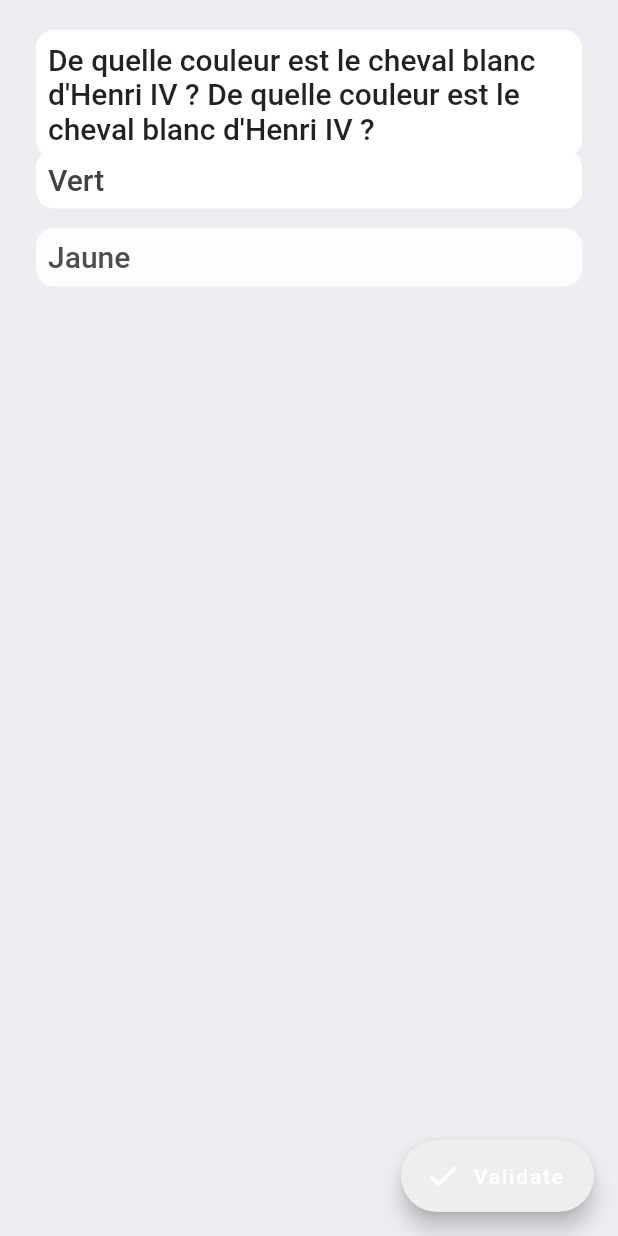
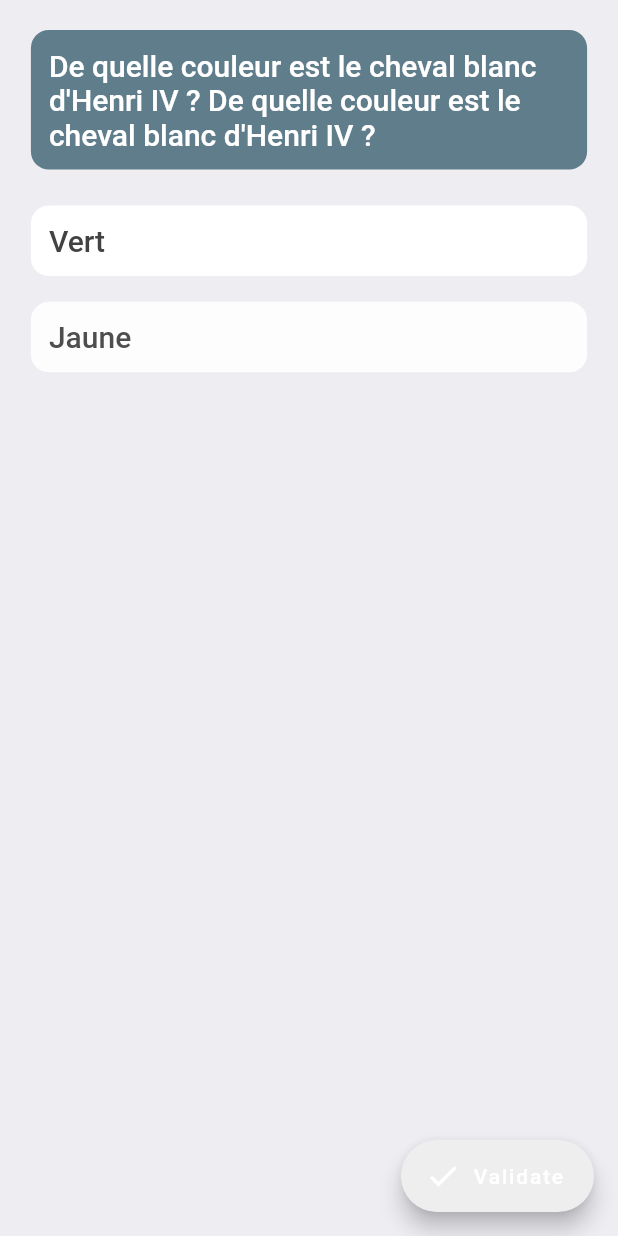
Before and after one commit to rxlabz/animated_quizz, a Flutter app: the screen it shows after launch, after a tap on "Start", on a phone screen of 412 x 824 dp. Run offline on Flutter 3.47's test engine with Material 2 defaults, Android fonts, the phone set to English and light mode, and no system bars.

```diff
--- a/lib/animation_controller/question_player_screen.dart
+++ b/lib/animation_controller/question_player_screen.dart
@@ -1,10 +1,12 @@
-import 'package:animated_qcm/utils.dart';
 import 'package:flutter/foundation.dart';
 import 'package:flutter/material.dart';
 
 import '../question.dart';
+import '../utils.dart';
 import 'question_view.dart';
 
+/// widget d'affichage d'une série de [questions]
+/// renvoie le score(%) via [onComplete]
 class QuestionPlayerScreen extends StatefulWidget {
   final List<Question<String, String>> questions;
   final ValueChanged<double> onComplete;
@@ -17,10 +19,15 @@ class QuestionPlayerScreen extends StatefulWidget {
 }
 
 class _QuestionPlayerScreenState extends State<QuestionPlayerScreen> {
+  /// clé global du widget d'animation de la question
+  /// utilisé pour lancer l'animation de sortie avant de passer à une nouvelle
+  /// question
   final pageKey = GlobalKey<AnimatedQuestionWidgetState>();
 
+  /// selection de l'utilisateur
   final List<String> selection = [];
 
+  /// status de la question => [ItemStatus] none, correct, incorrect
   ItemStatus questionStatus;
 
   int questionIndex;
@@ -43,7 +50,7 @@ class _QuestionPlayerScreenState extends State<QuestionPlayerScreen> {
         color = Colors.lime;
         break;
       case ItemStatus.incorrect:
-        color = Colors.deepOrangeAccent;
+        color = Colors.amberAccent;
         break;
     }
     return color;
@@ -63,27 +70,45 @@ class _QuestionPlayerScreenState extends State<QuestionPlayerScreen> {
   @override
   Widget build(BuildContext context) {
     return Scaffold(
-      backgroundColor: _backgroundColor,
       floatingActionButton: _buildFAB(),
       body: SafeArea(
         bottom: false,
-        child: AnimatedQuestionWidget(
+        child: Stack(
+          children: <Widget>[
+            SizedBox.expand(
+                child: AnimatedContainer(
+              duration: duration500,
+              color: _backgroundColor,
+            )),
+            AnimatedQuestionWidget(
                 key: pageKey,
-            delay: questionIndex == 0 ? duration500 : Duration.zero,
+                delay: questionIndex == 0 ? duration500 : duration150,
                 question: widget.questions[questionIndex],
                 checked: checked,
-            onValidate: _onQuestionValidated,
                 onFadeoutComplete: _onFadeoutComplete,
                 selection: selection,
                 onSelection: _onSelection),
+          ],
+        ),
       ),
     );
   }
 
-  void _onQuestionValidated() {
-    print('_QuestionPlayerScreenState._onQuestionValidated... ');
+  Widget _buildFAB() {
+    final buttonLabel = checked ? (complete ? 'Next' : 'End') : 'Validate';
+    return FloatingActionButton.extended(
+        onPressed:
+            selection.isNotEmpty ? (checked ? _onNext : _validate) : null,
+        icon: Icon(Icons.check),
+        backgroundColor: selection.isNotEmpty
+            ? (checked ? Colors.lightGreen.shade600 : Colors.pink.shade600)
+            : Colors.grey.shade200,
+        label: Text(buttonLabel));
   }
 
+  /// à la selection d'une proposition
+  /// remplace la selection si !allowMultipleSelection
+  /// sinon ajoute|supprime à la selection
   void _onSelection(String prop) {
     setState(() {
       if (!currentQuestion.allowMultipleSelection)
@@ -98,18 +123,21 @@ class _QuestionPlayerScreenState extends State<QuestionPlayerScreen> {
     });
   }
 
+  /// lancement de l'anim de sortie avant navigation
   void _onNext() {
     setState(() {
       pageKey.currentState.reverse();
     });
   }
 
+  /// à la fin de l'animation de sortie
   void _onFadeoutComplete() {
     setState(() {
       selection.clear();
       questionStatus = ItemStatus.none;
       checked = false;
 
+      // si toutes les questions ont été visualisées
       if (questionIndex == widget.questions.length - 1) {
         widget.onComplete(_finalScore);
         return;
@@ -119,30 +147,19 @@ class _QuestionPlayerScreenState extends State<QuestionPlayerScreen> {
     });
   }
 
+  /// vérifie si selection est égale à solution
   void _validate() {
-    final isCorrect = listEquals(
-        currentQuestion.solution.toList(growable: false)..sort(),
-        selection
+    final solutions = currentQuestion.solution.toList(growable: false)..sort();
+    final userSelection = selection
         .map((p) =>
             currentQuestion.propositions.toList(growable: false).indexOf(p))
         .toList(growable: false)
-              ..sort());
+          ..sort();
+    final isCorrect = listEquals(solutions, userSelection);
     setState(() {
       questionStatus = isCorrect ? ItemStatus.correct : ItemStatus.incorrect;
       _score += isCorrect ? 1 : 0;
       checked = true;
     });
   }
-
-  Widget _buildFAB() {
-    final buttonLabel = checked ? (complete ? 'Next' : 'End') : 'Validate';
-    return FloatingActionButton.extended(
-        onPressed:
-            selection.isNotEmpty ? (checked ? _onNext : _validate) : null,
-        icon: Icon(Icons.check),
-        backgroundColor: selection.isNotEmpty
-            ? (checked ? Colors.lightGreen.shade600 : Colors.cyan.shade600)
-            : Colors.grey.shade200,
-        label: Text(buttonLabel));
 }
-}
--- a/lib/animation_controller/question_view.dart
+++ b/lib/animation_controller/question_view.dart
@@ -7,13 +7,14 @@ import '../question.dart';
 import '../utils.dart';
 import 'ui_blocs.dart';
 
+const _hPaddingRatio = 20.0;
+
 class AnimatedQuestionWidget extends StatefulWidget {
   final Question question;
   final List<String> selection;
 
   final bool checked;
 
-  final VoidCallback onValidate;
   final VoidCallback onFadeoutComplete;
   final ValueChanged<String> onSelection;
 
@@ -24,7 +25,6 @@ class AnimatedQuestionWidget extends StatefulWidget {
     this.delay = Duration.zero,
     this.question,
     this.checked,
-    this.onValidate,
     this.onFadeoutComplete,
     this.selection,
     this.onSelection,
@@ -59,9 +59,13 @@ class AnimatedQuestionWidgetState extends State<AnimatedQuestionWidget>
 
   final forwardDuration = Duration(seconds: 1, milliseconds: 500);
 
+  final double questionBottomMargin = 24.0;
+
+  final double blocPadding = 12.0;
+
   void reverse() {
     _animController
-      ..duration = duration500
+      ..duration = duration1s
       ..addStatusListener(onReversed)
       ..reverse();
   }
@@ -88,15 +92,10 @@ class AnimatedQuestionWidgetState extends State<AnimatedQuestionWidget>
     super.initState();
     _animController =
         AnimationController(vsync: this, duration: forwardDuration);
-
-    _initQuestionAnim();
-
-    _initPropsAnims();
-
     Future.delayed(widget.delay, _animController.forward);
   }
 
-  void _initQuestionAnim() {
+  void _initQuestionAnim(double textHeight) {
     questionPosition = Tween(begin: questionTopStart, end: questionTopEnd)
         .animate(CurvedAnimation(
             parent: _animController,
@@ -106,15 +105,32 @@ class AnimatedQuestionWidgetState extends State<AnimatedQuestionWidget>
         curve: Interval(0.0, 0.25, curve: Curves.ease)));
   }
 
-  void _initPropsAnims() {
-    propositionPositions = enumerate(widget.question.propositions)
-        .map((item) => _buildAnimation(
-              begin: offsetYStart + (item.index * 60.0),
-              end: offsetYEnd + (item.index * 40.0),
+  void _initPropsAnims(
+      double questionHeight, TextStyle style, double deviceWidth) {
+    final propositionHeights = widget.question.propositions.map((p) {
+      final height =
+          computeTextHeight(text: p, style: style, width: deviceWidth) +
+              blocPadding * 2 +
+              blocPadding / 2;
+      return height;
+    }).toList(growable: false);
+
+    propositionPositions = enumerate(widget.question.propositions).map((item) {
+      final propositionTopOffset = questionHeight +
+          questionTopEnd +
+          blocPadding * 2 +
+          questionBottomMargin;
+
+      return _buildAnimation(
+        begin: propositionTopOffset +
+            sum(values: propositionHeights, endIndex: item.index) +
+            150,
+        end: propositionTopOffset +
+            sum(values: propositionHeights, endIndex: item.index),
         intervalBegin: intervals[item.index + 1][0],
         intervalEnd: intervals[item.index + 1][1],
-            ))
-        .toList(growable: false);
+      );
+    }).toList(growable: false);
     propositionOpacities = enumerate(widget.question.propositions)
         .map((item) => _buildAnimation(
               begin: 0.0,
@@ -151,39 +167,60 @@ class AnimatedQuestionWidgetState extends State<AnimatedQuestionWidget>
 
   @override
   Widget build(BuildContext context) {
+    final size = MediaQuery.of(context).size;
+    final textStyle = Theme.of(context).textTheme.title;
     return AnimatedBuilder(
       animation: _animController,
-      builder: _buildQuestionView,
+      builder: (_, __) => _buildQuestionView(textStyle),
     );
   }
 
-  Widget _buildQuestionView(BuildContext context, Widget child) {
+  Widget _buildQuestionView(TextStyle style) {
     return Stack(
-      children: _buildAnimatedWidgets(),
+      children: _buildAnimatedWidgets(style),
     );
   }
 
-  _buildAnimatedWidgets() {
+  List<Widget> _buildAnimatedWidgets(TextStyle style) {
+    final question = widget.question.label;
+    final size = MediaQuery.of(context).size;
+    final hPadding = size.width / _hPaddingRatio;
+
+    final blocWidth = size.width - hPadding * 2 - blocPadding * 2;
+    final questionHeight =
+        computeTextHeight(text: question, style: style, width: blocWidth);
+    _initQuestionAnim(questionHeight);
+    _initPropsAnims(questionHeight, style, blocWidth);
+
     final props = widget.question.propositions.toList();
+    final textStyle = Theme.of(context).textTheme.title;
     return <Widget>[
       AnimatedBloc(
           opacity: questionOpacity.value,
-          left: 24.0,
-          right: 24.0,
+          left: hPadding,
+          right: hPadding,
           top: questionPosition.value,
-          child: QuestionBloc(question: widget.question.label)),
+          child: TextBloc(
+            text: question,
+            style: textStyle.copyWith(color: Colors.white),
+            padding: blocPadding,
+            backgroundColor: Colors.blueGrey,
+          )),
     ]..addAll(enumerate(props).map((p) {
         final prop = props[p.index];
         return AnimatedBloc(
           opacity: propositionOpacities[p.index].value,
-            left: 24.0,
-            right: 24.0,
+          left: hPadding,
+          right: hPadding,
           top: propositionPositions[p.index].value,
           child: PropBloc(
             prop: prop,
             selected: widget.selection.contains(prop),
+            padding: blocPadding,
+            style: textStyle,
             onSelection: widget.onSelection,
-            ));
+          ),
+        );
       }).toList(growable: false));
   }
 }
--- a/lib/animation_controller/ui_blocs.dart
+++ b/lib/animation_controller/ui_blocs.dart
@@ -33,15 +33,30 @@ class AnimatedBloc extends StatelessWidget {
   }
 }
 
-class QuestionBloc extends StatelessWidget {
-  final String question;
+class TextBloc extends StatelessWidget {
+  final String text;
+  final TextStyle style;
+  final double padding;
 
-  const QuestionBloc({Key key, this.question}) : super(key: key);
+  final Color backgroundColor;
+
+  const TextBloc(
+      {Key key,
+      @required this.text,
+      this.style,
+      this.padding,
+      this.backgroundColor})
+      : super(key: key);
 
   @override
   Widget build(BuildContext context) {
-    final style = Theme.of(context).textTheme.title;
-    return roundedContainer(child: Text(question, style: style));
+    final textStyle = style != null ? style : Theme.of(context).textTheme.title;
+    return LayoutBuilder(builder: (context, constraints) {
+      return roundedContainer(
+          child: Text(text, style: textStyle),
+          backgroundColor: backgroundColor,
+          padding: padding);
+    });
   }
 }
 
@@ -50,20 +65,28 @@ class PropBloc extends StatelessWidget {
 
   final bool selected;
   final String prop;
+  final TextStyle style;
+  final double padding;
 
-  const PropBloc(
-      {Key key, @required this.prop, @required this.onSelection, this.selected})
-      : super(key: key);
+  const PropBloc({
+    Key key,
+    @required this.prop,
+    @required this.onSelection,
+    this.selected,
+    this.style,
+    this.padding,
+  }) : super(key: key);
 
   @override
   Widget build(BuildContext context) {
     final textColor = selected ? Colors.white : Colors.grey.shade800;
-    final style = Theme.of(context).textTheme.title.copyWith(color: textColor);
+    final _style =
+        (style ?? Theme.of(context).textTheme.title).copyWith(color: textColor);
     return InkWell(
       child: roundedContainer(
-        child: Text(prop, style: style),
-        backgroundColor: selected ? Colors.blueGrey : Colors.white,
-      ),
+          child: Text(prop, style: _style),
+          backgroundColor: selected ? Colors.cyan : Colors.white,
+          padding: padding),
       onTap: () => onSelection(prop),
     );
   }
--- a/lib/utils.dart
+++ b/lib/utils.dart
@@ -37,3 +37,12 @@ double computeTextHeight({
   tPainter.layout(minWidth: width, maxWidth: width);
   return tPainter.height;
 }
+
+/// calcul la somme des valeurs d'un tableau entre 2 index ou total
+num sum({List<num> values, int startIndex = 0, int endIndex}) {
+  if (values.isEmpty) return 0;
+  endIndex = endIndex ?? values.length - 1;
+  return values
+      .sublist(startIndex, endIndex)
+      .fold(0, (previous, current) => previous + current);
+}
```
Lines whose indentation alone changed are shown as unchanged.
